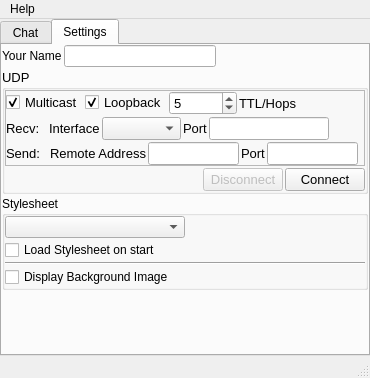
Old version of the form src/mainwindow.ui in the repository cyberlord8/ChesterTheChat.
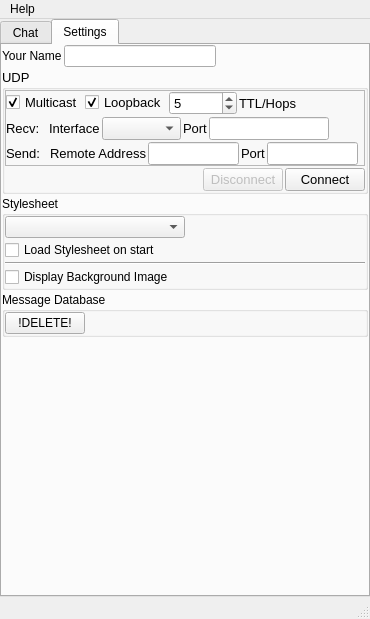
New version of the form. The open tabs and pages were chosen to show the change.

Commit message: Added DELETE button to delete all messages from database

What changed in the file:
```diff
--- a/src/mainwindow.ui
+++ b/src/mainwindow.ui
@@ -7,7 +7,7 @@
     <x>0</x>
     <y>0</y>
     <width>370</width>
-    <height>378</height>
+    <height>619</height>
    </rect>
   </property>
   <property name="windowTitle">
@@ -597,6 +597,54 @@
           </layout>
          </widget>
         </item>
+        <item>
+         <widget class="QGroupBox" name="groupBox">
+          <property name="title">
+           <string>Message Database</string>
+          </property>
+          <layout class="QVBoxLayout" name="verticalLayout_8">
+           <property name="spacing">
+            <number>2</number>
+           </property>
+           <property name="leftMargin">
+            <number>0</number>
+           </property>
+           <property name="topMargin">
+            <number>0</number>
+           </property>
+           <property name="rightMargin">
+            <number>0</number>
+           </property>
+           <property name="bottomMargin">
+            <number>0</number>
+           </property>
+           <item>
+            <layout class="QHBoxLayout" name="horizontalLayout_6">
+             <item>
+              <widget class="QPushButton" name="pushButtonDeleteDatabase">
+               <property name="text">
+                <string>!DELETE!</string>
+               </property>
+              </widget>
+             </item>
+             <item>
+              <spacer name="horizontalSpacer_5">
+               <property name="orientation">
+                <enum>Qt::Orientation::Horizontal</enum>
+               </property>
+               <property name="sizeHint" stdset="0">
+                <size>
+                 <width>40</width>
+                 <height>20</height>
+                </size>
+               </property>
+              </spacer>
+             </item>
+            </layout>
+           </item>
+          </layout>
+         </widget>
+        </item>
         <item>
          <spacer name="verticalSpacer">
           <property name="orientation">
```
Left out of the diff: 2 changed lines with no effect on the pictures. The commit also changes 4 other files.
